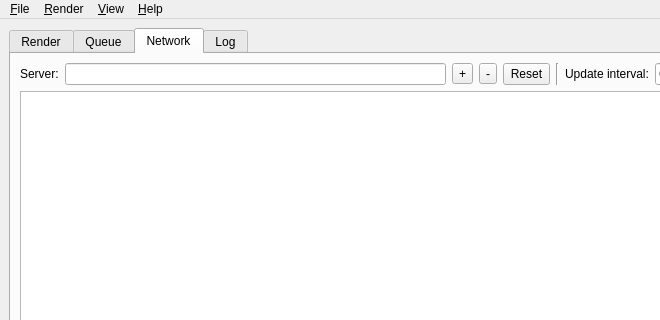
The window that qtgui/luxrender.ui (sungsoo/luxrender-lux) describes before a commit, drawn with Qt 5; both pictures show x 0 to 660 and y 0 to 320 of the 775 by 585 pixel window.
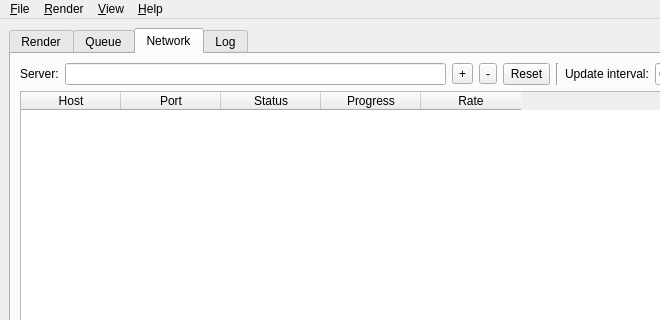
The same window after the commit. The open tabs and pages were chosen to show the change. Icons and pictures are not drawn.

Commit message: Enable headers in network node table

Diff of the .ui file:
```diff
--- a/qtgui/luxrender.ui
+++ b/qtgui/luxrender.ui
@@ -1339,15 +1339,12 @@
           <property name="wordWrap">
            <bool>true</bool>
           </property>
-          <attribute name="horizontalHeaderVisible">
-           <bool>false</bool>
-          </attribute>
           <attribute name="horizontalHeaderHighlightSections">
            <bool>false</bool>
           </attribute>
           <column>
            <property name="text">
-            <string>Address</string>
+            <string>Host</string>
            </property>
           </column>
           <column>
@@ -1362,7 +1359,7 @@
           </column>
           <column>
            <property name="text">
-            <string>Samples</string>
+            <string>Progress</string>
            </property>
           </column>
           <column>
```
